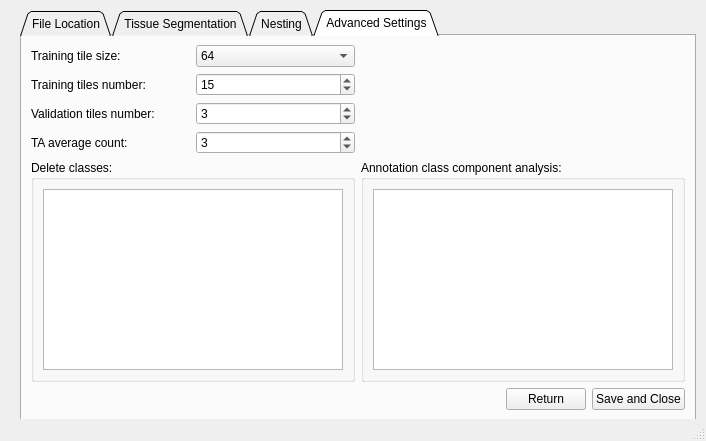
Qt form CODA.ui (Kiemen-Lab/CODAvision) before a commit.
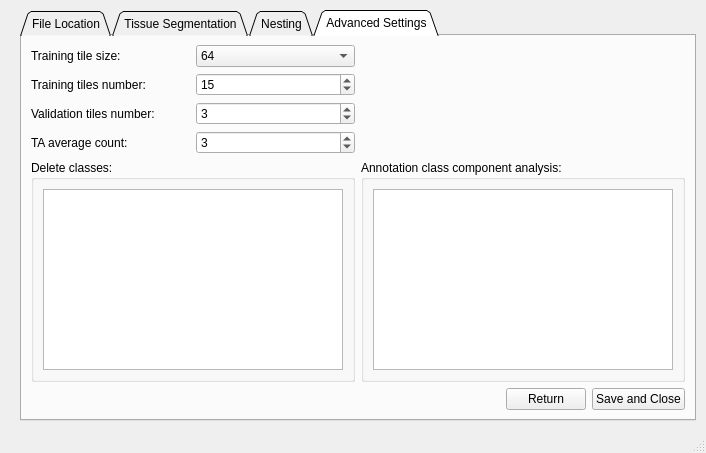
The same form after that commit. The open tabs and pages were chosen to show the change.

```diff
--- a/CODA.ui
+++ b/CODA.ui
@@ -7,7 +7,7 @@
     <x>0</x>
     <y>0</y>
     <width>706</width>
-    <height>441</height>
+    <height>453</height>
    </rect>
   </property>
   <property name="windowTitle">
```
Left out of the diff: 2 changed lines with no effect on the pictures.
